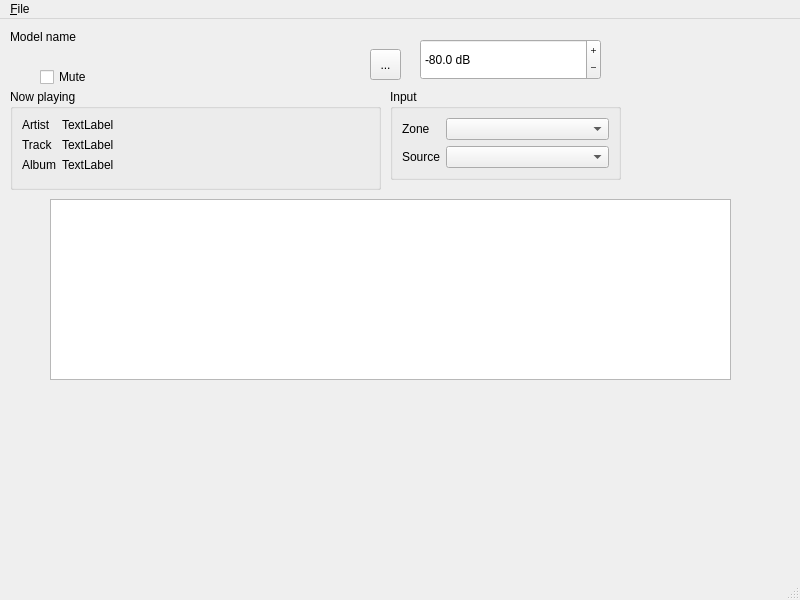
Old version of the form pyyamamainwindow.ui in the repository jaakkojulin/pyyama.
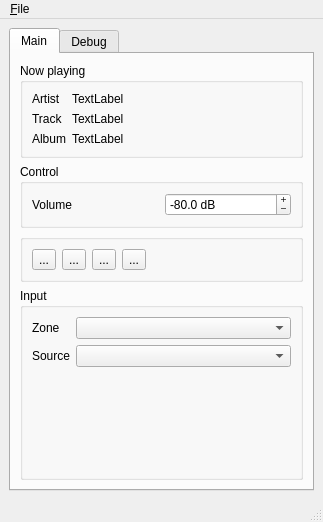
New version of the form. Icons and pictures are not drawn.

Commit message: UI tuning, some changes in internal workings, new buttons etc

```diff
--- a/pyyamamainwindow.ui
+++ b/pyyamamainwindow.ui
@@ -6,117 +6,27 @@
    <rect>
     <x>0</x>
     <y>0</y>
-    <width>800</width>
-    <height>600</height>
+    <width>323</width>
+    <height>522</height>
    </rect>
   </property>
   <property name="windowTitle">
    <string>PyYama</string>
   </property>
   <widget class="QWidget" name="centralwidget">
-   <widget class="QCheckBox" name="muteCheckBox">
-    <property name="geometry">
-     <rect>
-      <x>40</x>
-      <y>50</y>
-      <width>101</width>
-      <height>16</height>
-     </rect>
-    </property>
-    <property name="text">
-     <string>Mute</string>
-    </property>
-   </widget>
-   <widget class="QLabel" name="modelNameLabel">
-    <property name="geometry">
-     <rect>
-      <x>10</x>
-      <y>10</y>
-      <width>151</width>
-      <height>16</height>
-     </rect>
-    </property>
-    <property name="text">
-     <string>Model name</string>
-    </property>
-   </widget>
-   <widget class="QToolButton" name="pauseToolButton">
-    <property name="geometry">
-     <rect>
-      <x>370</x>
-      <y>30</y>
-      <width>31</width>
-      <height>31</height>
-     </rect>
-    </property>
-    <property name="text">
-     <string>...</string>
-    </property>
-    <property name="icon">
-     <iconset theme="media-playback-pause">
-      <normaloff>.</normaloff>.</iconset>
-    </property>
-    <property name="iconSize">
-     <size>
-      <width>16</width>
-      <height>16</height>
-     </size>
-    </property>
-   </widget>
-   <widget class="QPlainTextEdit" name="plainTextEdit">
-    <property name="geometry">
-     <rect>
-      <x>50</x>
-      <y>180</y>
-      <width>681</width>
-      <height>181</height>
-     </rect>
-    </property>
-   </widget>
-   <widget class="QGroupBox" name="groupBox">
-    <property name="geometry">
-     <rect>
-      <x>390</x>
-      <y>70</y>
-      <width>231</width>
-      <height>91</height>
-     </rect>
-    </property>
-    <property name="title">
-     <string>Input</string>
-    </property>
-    <layout class="QFormLayout" name="formLayout">
-     <item row="1" column="0">
-      <widget class="QLabel" name="label">
-       <property name="text">
-        <string>Source</string>
-       </property>
-      </widget>
-     </item>
-     <item row="1" column="1">
-      <widget class="QComboBox" name="inputComboBox"/>
-     </item>
+   <layout class="QGridLayout" name="gridLayout_2">
      <item row="0" column="0">
-      <widget class="QLabel" name="label_5">
-       <property name="text">
-        <string>Zone</string>
-       </property>
-      </widget>
-     </item>
-     <item row="0" column="1">
-      <widget class="QComboBox" name="zoneComboBox"/>
-     </item>
-    </layout>
-   </widget>
+     <widget class="QTabWidget" name="tabWidget">
+      <property name="currentIndex">
+       <number>0</number>
+      </property>
+      <widget class="QWidget" name="tab">
+       <attribute name="title">
+        <string>Main</string>
+       </attribute>
+       <layout class="QVBoxLayout" name="verticalLayout">
+        <item>
    <widget class="QGroupBox" name="nowplayingGroupBox">
-    <property name="geometry">
-     <rect>
-      <x>10</x>
-      <y>70</y>
-      <width>371</width>
-      <height>101</height>
-     </rect>
-    </property>
     <property name="title">
      <string>Now playing</string>
     </property>
@@ -165,15 +75,15 @@
      </item>
     </layout>
    </widget>
+        </item>
+        <item>
+         <widget class="QGroupBox" name="groupBox_2">
+          <property name="title">
+           <string>Control</string>
+          </property>
+          <layout class="QGridLayout" name="gridLayout_3">
+           <item row="1" column="1">
    <widget class="QDoubleSpinBox" name="volumeSpinBox">
-    <property name="geometry">
-     <rect>
-      <x>420</x>
-      <y>20</y>
-      <width>181</width>
-      <height>41</height>
-     </rect>
-    </property>
     <property name="buttonSymbols">
      <enum>QAbstractSpinBox::PlusMinus</enum>
     </property>
@@ -199,14 +109,175 @@
      <double>-80.000000000000000</double>
     </property>
    </widget>
+           </item>
+           <item row="1" column="0">
+            <widget class="QLabel" name="label_6">
+             <property name="text">
+              <string>Volume</string>
+             </property>
+            </widget>
+           </item>
+          </layout>
+         </widget>
+        </item>
+        <item>
+         <widget class="QGroupBox" name="groupBox_3">
+          <property name="title">
+           <string/>
+          </property>
+          <layout class="QHBoxLayout" name="horizontalLayout">
+           <item>
+            <widget class="QToolButton" name="previousToolButton">
+             <property name="text">
+              <string>...</string>
+             </property>
+             <property name="icon">
+              <iconset theme="media-skip-backward"/>
+             </property>
+             <property name="iconSize">
+              <size>
+               <width>32</width>
+               <height>32</height>
+              </size>
+             </property>
+            </widget>
+           </item>
+           <item>
+            <widget class="QToolButton" name="pauseToolButton">
+             <property name="text">
+              <string>...</string>
+             </property>
+             <property name="icon">
+              <iconset theme="media-playback-pause"/>
+             </property>
+             <property name="iconSize">
+              <size>
+               <width>32</width>
+               <height>32</height>
+              </size>
+             </property>
+            </widget>
+           </item>
+           <item>
+            <widget class="QToolButton" name="nextToolButton">
+             <property name="text">
+              <string>...</string>
+             </property>
+             <property name="icon">
+              <iconset theme="media-skip-forward"/>
+             </property>
+             <property name="iconSize">
+              <size>
+               <width>32</width>
+               <height>32</height>
+              </size>
+             </property>
+            </widget>
+           </item>
+           <item>
+            <widget class="QToolButton" name="muteToolButton">
+             <property name="text">
+              <string>...</string>
+             </property>
+             <property name="icon">
+              <iconset theme="audio-volume-muted"/>
+             </property>
+             <property name="iconSize">
+              <size>
+               <width>32</width>
+               <height>32</height>
+              </size>
+             </property>
+            </widget>
+           </item>
+           <item>
+            <spacer name="horizontalSpacer">
+             <property name="orientation">
+              <enum>Qt::Horizontal</enum>
+             </property>
+             <property name="sizeHint" stdset="0">
+              <size>
+               <width>40</width>
+               <height>20</height>
+              </size>
+             </property>
+            </spacer>
+           </item>
+          </layout>
+         </widget>
+        </item>
+        <item>
+         <widget class="QGroupBox" name="groupBox">
+          <property name="title">
+           <string>Input</string>
+          </property>
+          <layout class="QFormLayout" name="formLayout">
+           <item row="1" column="0">
+            <widget class="QLabel" name="label">
+             <property name="text">
+              <string>Source</string>
+             </property>
+            </widget>
+           </item>
+           <item row="1" column="1">
+            <widget class="QComboBox" name="inputComboBox"/>
+           </item>
+           <item row="0" column="0">
+            <widget class="QLabel" name="label_5">
+             <property name="text">
+              <string>Zone</string>
+             </property>
+            </widget>
+           </item>
+           <item row="0" column="1">
+            <widget class="QComboBox" name="zoneComboBox"/>
+           </item>
+           <item row="2" column="1">
+            <spacer name="verticalSpacer">
+             <property name="orientation">
+              <enum>Qt::Vertical</enum>
+             </property>
+             <property name="sizeHint" stdset="0">
+              <size>
+               <width>20</width>
+               <height>40</height>
+              </size>
+             </property>
+            </spacer>
+           </item>
+          </layout>
+         </widget>
+        </item>
+       </layout>
+      </widget>
+      <widget class="QWidget" name="tab_2">
+       <attribute name="title">
+        <string>Debug</string>
+       </attribute>
+       <layout class="QGridLayout" name="gridLayout">
+        <item row="0" column="0">
+         <widget class="QPlainTextEdit" name="plainTextEdit"/>
+        </item>
+        <item row="1" column="0">
+         <widget class="QLabel" name="modelNameLabel">
+          <property name="text">
+           <string>Model name</string>
+          </property>
+         </widget>
+        </item>
+       </layout>
+      </widget>
+     </widget>
+    </item>
+   </layout>
   </widget>
   <widget class="QMenuBar" name="menubar">
    <property name="geometry">
     <rect>
      <x>0</x>
      <y>0</y>
-     <width>800</width>
-     <height>14</height>
+     <width>323</width>
+     <height>26</height>
     </rect>
    </property>
    <widget class="QMenu" name="menu_File">
```
Lines whose indentation alone changed are shown as unchanged. The commit also changes 2 other files.
